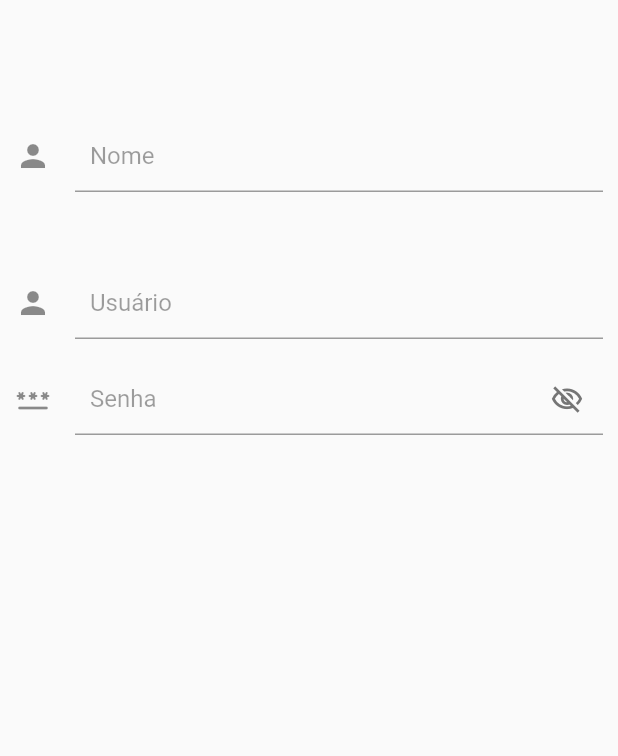
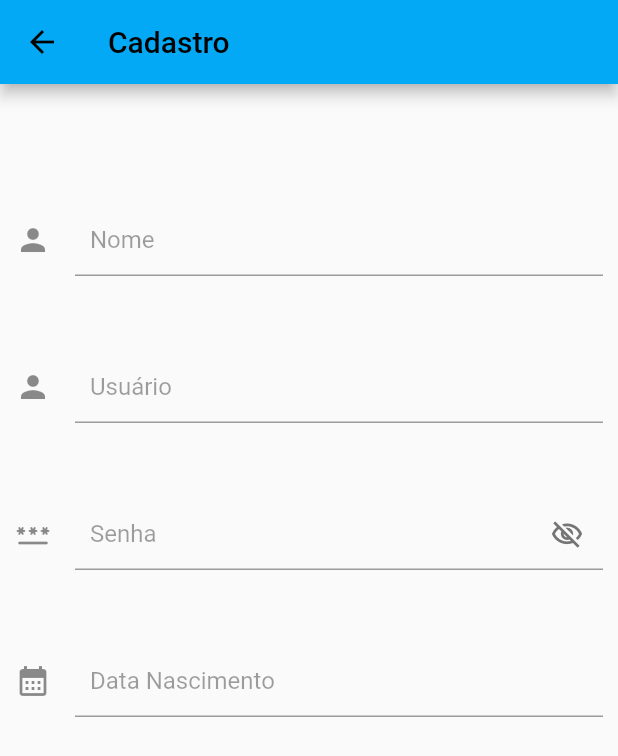
Before and after one commit to GuuilhermeR/igreja_app, a Flutter app: the RegisterPage screen opened by its route, on a phone screen of 412 x 824 dp. Shown: the top 756 px of the screen. Run offline on Flutter 3.47's test engine with Material 2 defaults, Android fonts, the phone set to English and light mode, and no system bars; our stand-ins replace flutter_modular, fluttertoast, shared_preferences; accounts and stored records are empty; network calls fail.

Commit message:
Tela login e cadastro.

```diff
--- a/lib/pages/register/register-user.dart
+++ b/lib/pages/register/register-user.dart
@@ -18,10 +18,33 @@ TextEditingController txtUsuarioController = TextEditingController();
 TextEditingController txtSenhaController = TextEditingController();
 bool passwordVisibility = false;
 
+FocusNode focusNodeNome = FocusNode();
+FocusNode focusNodeUsuario = FocusNode();
+FocusNode focusNodeSenha = FocusNode();
+FocusNode focusDataNascimento = FocusNode();
+
 class _RegisterPageState extends State<RegisterPage> {
+  @override
+  void initState() {
+    super.initState();
+    txtUsuarioController = TextEditingController();
+    txtSenhaController = TextEditingController();
+    passwordVisibility = false;
+  }
+
   @override
   Widget build(BuildContext context) {
     return Scaffold(
+      appBar: AppBar(
+        title: const Text('Cadastro'),
+        leading: IconButton(
+          icon: Icon(Icons.arrow_back, color: Colors.black),
+          onPressed: () {
+            RouteService routeService = RouteService();
+            routeService.login();
+          },
+        ),
+      ),
       body: Padding(
         padding: const EdgeInsets.all(10.0),
         child: ListView(
@@ -38,8 +61,14 @@ class _RegisterPageState extends State<RegisterPage> {
             CampoUsuario(),
             const Divider(
               color: Color.fromARGB(0, 255, 255, 255),
+              height: 50,
             ),
             CampoSenha(),
+            const Divider(
+              color: Color.fromARGB(0, 255, 255, 255),
+              height: 50,
+            ),
+            dtNascimento(),
           ],
         ),
       ),
@@ -124,3 +153,18 @@ TextFormField CampoSenha() {
     ),
   );
 }
+
+TextFormField dtNascimento() {
+  return TextFormField(
+    keyboardType: TextInputType.datetime,
+    controller: txtUsuarioController,
+    onFieldSubmitted: (String teste) =>
+        {txtUsuarioController.text.toLowerCase()},
+    decoration: const InputDecoration(
+        contentPadding: EdgeInsets.fromLTRB(10, 10, 10, 0),
+        icon: Icon(Icons.calendar_month),
+        labelText: 'Data Nascimento',
+        labelStyle: TextStyle(
+            color: Colors.black38, fontWeight: FontWeight.w400, fontSize: 16)),
+  );
+}
```
Also changed, not shown: lib/pages/login/tela-login.dart (+7 -26 lines).
